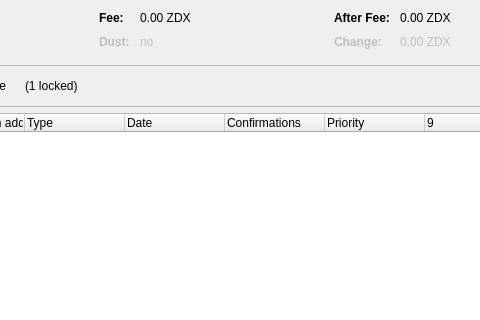
Above: src/qt/forms/coincontroldialog.ui from zer-dex-coin/zerdex-core before the change; both pictures show x 387 to 867 and y 0 to 320 of the 954 by 500 pixel window. Below: the same form after it.
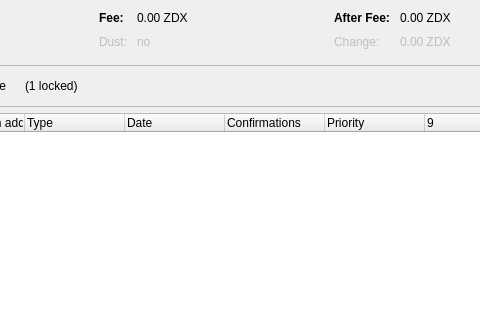
That is the form after the change. Custom widgets are drawn as their Qt base class.

Patch:
```diff
--- a/src/qt/forms/coincontroldialog.ui
+++ b/src/qt/forms/coincontroldialog.ui
@@ -218,12 +218,7 @@
          <property name="enabled">
           <bool>false</bool>
          </property>
-         <property name="font">
-          <font>
-           <weight>75</weight>
-           <bold>true</bold>
-          </font>
-         </property>
+
          <property name="text">
           <string>Dust:</string>
          </property>
@@ -298,12 +293,7 @@
          <property name="enabled">
           <bool>false</bool>
          </property>
-         <property name="font">
-          <font>
-           <weight>75</weight>
-           <bold>true</bold>
-          </font>
-         </property>
+
          <property name="text">
           <string>Change:</string>
          </property>
```
